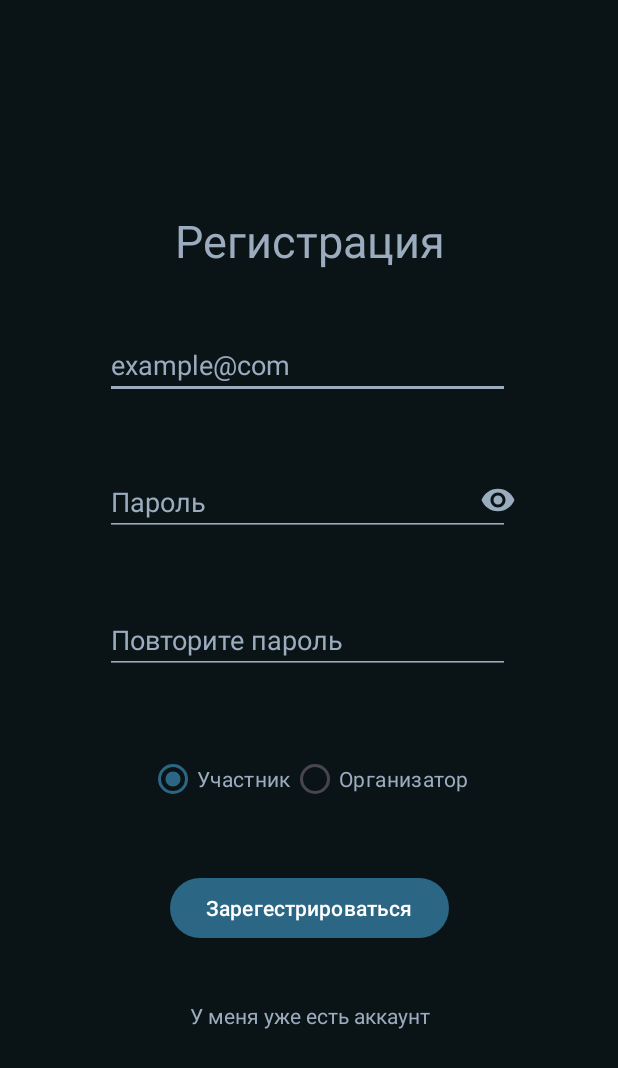
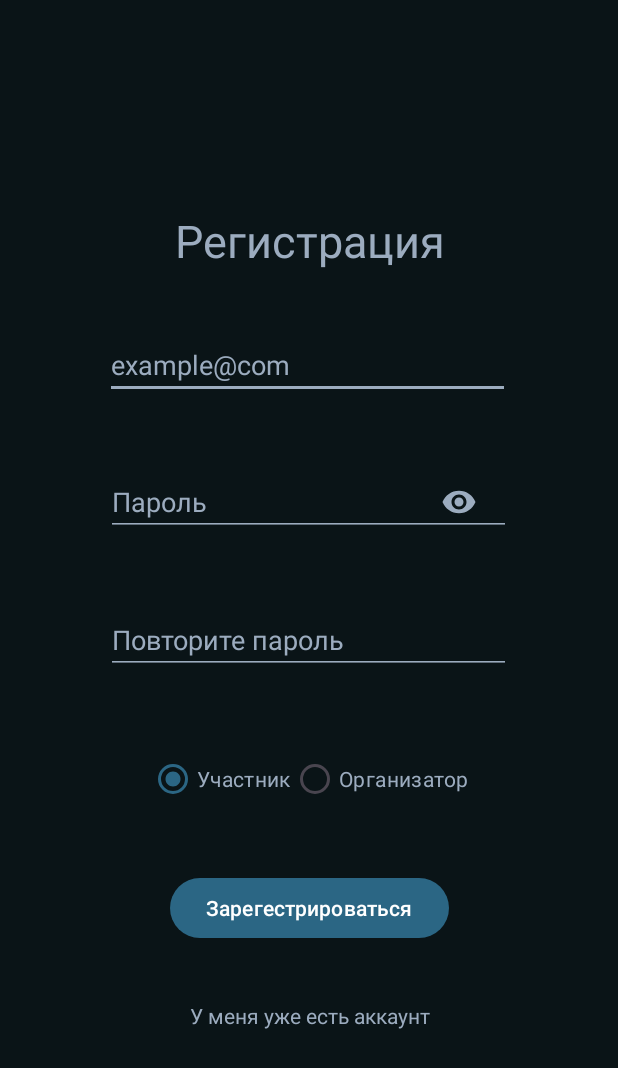
Before and after one commit to DrakeNeJivoy/HackLeague, an Android app: the RegisterActivity screen opened directly, with no data from a screen before it, on a phone screen of 412 x 824 dp. Shown: the top 1068 px of the screen. Run offline under Robolectric (Android 15) with nearby library versions, the phone set to English and light mode, and no system bars; our stand-ins replace Firebase (no records; nobody signed in at launch, a user with empty details on screens opened directly).

Commit message:
new version

```diff
--- a/app/src/main/res/layout/activity_register.xml
+++ b/app/src/main/res/layout/activity_register.xml
@@ -45,14 +45,16 @@
         android:layout_height="45dp"
         android:layout_marginStart="70dp"
         android:layout_marginTop="8dp"
+        android:layout_marginEnd="71dp"
         android:layout_marginBottom="8dp"
+        android:backgroundTint="#9cacbf"
         android:ems="10"
         android:hint="Пароль"
-        android:backgroundTint="#9cacbf"
+        android:inputType="textPassword"
         android:textColor="#9cacbf"
         android:textColorHint="#9cacbf"
-        android:inputType="textPassword"
         app:layout_constraintBottom_toTopOf="@+id/editTextTextPassword2"
+        app:layout_constraintEnd_toEndOf="parent"
         app:layout_constraintStart_toStartOf="parent"
         app:layout_constraintTop_toBottomOf="@+id/editTextTextEmailAddress" />
 
@@ -60,11 +62,12 @@
         android:id="@+id/imageButtonViewPassword"
         android:layout_width="wrap_content"
         android:layout_height="wrap_content"
-        android:layout_marginEnd="68dp"
-        android:layout_marginBottom="12dp"
+        android:layout_marginStart="200dp"
         android:background="@color/blackblue"
         app:layout_constraintBottom_toBottomOf="@+id/editTextTextPassword"
-        app:layout_constraintEnd_toEndOf="parent"
+        app:layout_constraintEnd_toEndOf="@+id/editTextTextPassword"
+        app:layout_constraintStart_toStartOf="@+id/editTextTextPassword"
+        app:layout_constraintTop_toTopOf="@+id/editTextTextPassword"
         app:srcCompat="@drawable/eye_password"
         app:tint="@color/grey" />
 
@@ -74,14 +77,16 @@
         android:layout_height="45dp"
         android:layout_marginStart="70dp"
         android:layout_marginTop="8dp"
+        android:layout_marginEnd="71dp"
         android:layout_marginBottom="8dp"
+        android:backgroundTint="#9cacbf"
         android:ems="10"
         android:hint="Повторите пароль"
-        android:backgroundTint="#9cacbf"
+        android:inputType="textPassword"
         android:textColor="#9cacbf"
         android:textColorHint="#9cacbf"
-        android:inputType="textPassword"
         app:layout_constraintBottom_toTopOf="@+id/radioGroup"
+        app:layout_constraintEnd_toEndOf="parent"
         app:layout_constraintStart_toStartOf="parent"
         app:layout_constraintTop_toBottomOf="@+id/editTextTextPassword" />
 
```
Also changed, not shown: app/src/main/java/com/example/hackleague/LoginActivity.java (+4 -22 lines), app/src/main/java/com/example/hackleague/RegisterActivity.java (+10 -17 lines), app/src/main/res/layout/activity_login.xml (+10 -5 lines).
